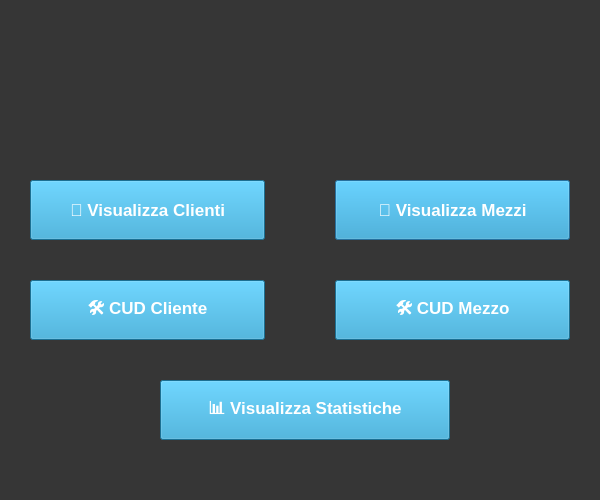
Above: Viste/Amministratore/GUI/homepage_amministratore.ui from GiulianiM/Noleggio before the change. Below: the same form after it.
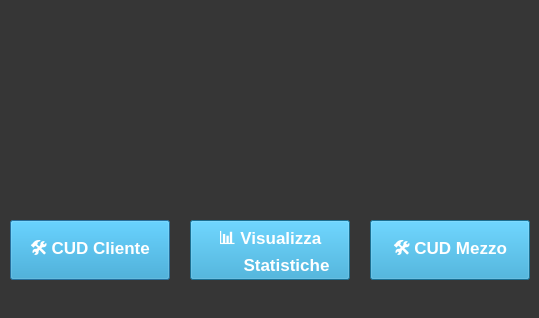
That is the form after the change. Icons and pictures are not drawn.

Patch:
```diff
--- a/Viste/Amministratore/GUI/homepage_amministratore.ui
+++ b/Viste/Amministratore/GUI/homepage_amministratore.ui
@@ -6,8 +6,8 @@
    <rect>
     <x>0</x>
     <y>0</y>
-    <width>600</width>
-    <height>500</height>
+    <width>539</width>
+    <height>318</height>
    </rect>
   </property>
   <property name="windowTitle">
@@ -16,54 +16,6 @@
   <property name="styleSheet">
    <string notr="true">background-color: rgb(54, 54, 54);</string>
   </property>
-  <widget class="QPushButton" name="bottone_visualizza_mezzi">
-   <property name="geometry">
-    <rect>
-     <x>335</x>
-     <y>180</y>
-     <width>235</width>
-     <height>60</height>
-    </rect>
-   </property>
-   <property name="font">
-    <font>
-     <pointsize>13</pointsize>
-     <weight>75</weight>
-     <bold>true</bold>
-    </font>
-   </property>
-   <property name="styleSheet">
-    <string notr="true">font-size:20; color:white;background-color:rgb(38, 157, 206)
-</string>
-   </property>
-   <property name="text">
-    <string>🛴 Visualizza Mezzi</string>
-   </property>
-  </widget>
-  <widget class="QPushButton" name="bottone_visualizza_clienti">
-   <property name="geometry">
-    <rect>
-     <x>30</x>
-     <y>180</y>
-     <width>235</width>
-     <height>60</height>
-    </rect>
-   </property>
-   <property name="font">
-    <font>
-     <pointsize>13</pointsize>
-     <weight>75</weight>
-     <bold>true</bold>
-    </font>
-   </property>
-   <property name="styleSheet">
-    <string notr="true">font-size:20; color:white;background-color:rgb(38, 157, 206)
-</string>
-   </property>
-   <property name="text">
-    <string>👤 Visualizza Clienti</string>
-   </property>
-  </widget>
   <widget class="QLabel" name="id_label">
    <property name="geometry">
     <rect>
@@ -109,7 +61,7 @@
   <widget class="QLabel" name="logo">
    <property name="geometry">
     <rect>
-     <x>260</x>
+     <x>220</x>
      <y>40</y>
      <width>90</width>
      <height>90</height>
@@ -128,16 +80,15 @@
   <widget class="QPushButton" name="bottone_cud_cliente">
    <property name="geometry">
     <rect>
-     <x>30</x>
-     <y>280</y>
-     <width>235</width>
+     <x>10</x>
+     <y>220</y>
+     <width>160</width>
      <height>60</height>
     </rect>
    </property>
    <property name="font">
     <font>
      <pointsize>13</pointsize>
-     <weight>75</weight>
      <bold>true</bold>
     </font>
    </property>
@@ -152,16 +103,15 @@
   <widget class="QPushButton" name="bottone_cud_mezzo">
    <property name="geometry">
     <rect>
-     <x>335</x>
-     <y>280</y>
-     <width>235</width>
+     <x>370</x>
+     <y>220</y>
+     <width>160</width>
      <height>60</height>
     </rect>
    </property>
    <property name="font">
     <font>
      <pointsize>13</pointsize>
-     <weight>75</weight>
      <bold>true</bold>
     </font>
    </property>
@@ -176,16 +126,15 @@
   <widget class="QPushButton" name="bottone_visualizza_statistiche">
    <property name="geometry">
     <rect>
-     <x>160</x>
-     <y>380</y>
-     <width>290</width>
+     <x>190</x>
+     <y>220</y>
+     <width>160</width>
      <height>60</height>
     </rect>
    </property>
    <property name="font">
     <font>
      <pointsize>13</pointsize>
-     <weight>75</weight>
      <bold>true</bold>
     </font>
    </property>
@@ -194,7 +143,8 @@
 </string>
    </property>
    <property name="text">
-    <string>📊 Visualizza Statistiche</string>
+    <string>📊 Visualizza
+       Statistiche</string>
    </property>
   </widget>
  </widget>
```
